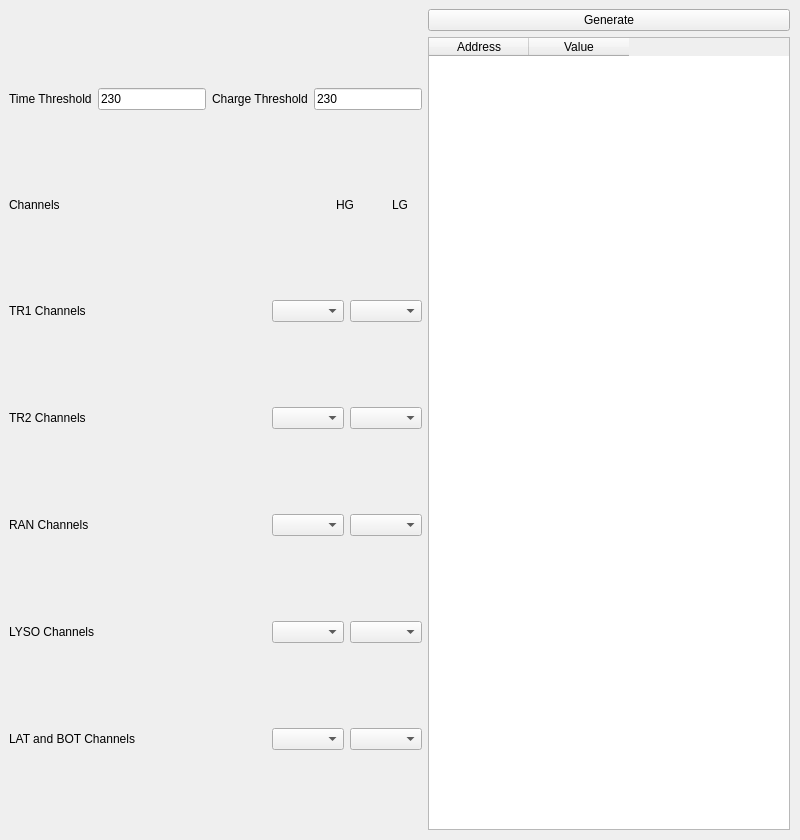
Above: main.ui from marcomese/CITConfHEPD02 before the change. Below: the same form after it.
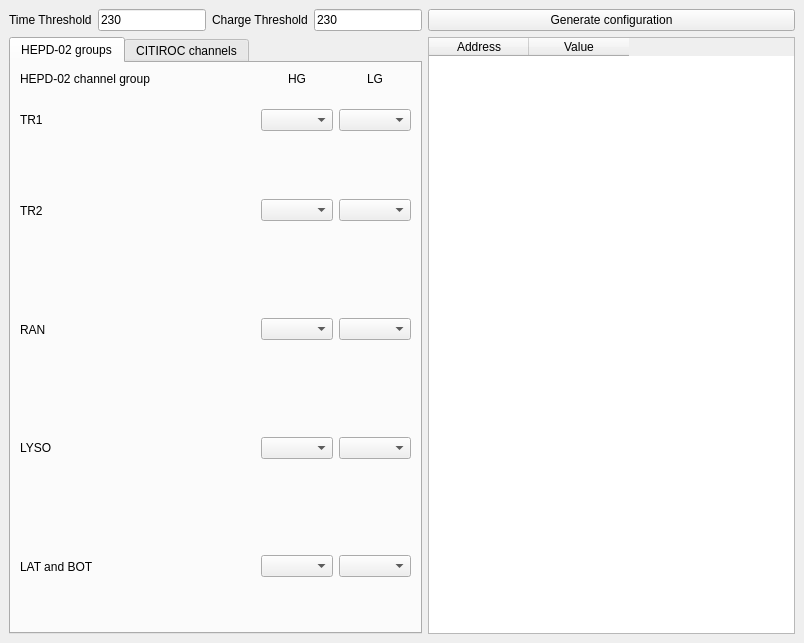
That is the form after the change.

```diff
--- a/main.ui
+++ b/main.ui
@@ -6,30 +6,33 @@
    <rect>
     <x>0</x>
     <y>0</y>
-    <width>800</width>
-    <height>840</height>
+    <width>804</width>
+    <height>643</height>
    </rect>
   </property>
   <property name="windowTitle">
    <string>CITIROC Configurator for HEPD-02</string>
   </property>
   <widget class="QWidget" name="centralwidget">
-   <widget class="QWidget" name="horizontalLayoutWidget">
-    <property name="geometry">
-     <rect>
-      <x>9</x>
-      <y>9</y>
-      <width>781</width>
-      <height>821</height>
-     </rect>
-    </property>
-    <layout class="QHBoxLayout" name="hLayMain">
+   <property name="minimumSize">
+    <size>
+     <width>0</width>
+     <height>0</height>
+    </size>
+   </property>
+   <layout class="QVBoxLayout" name="verticalLayout">
      <item>
-      <layout class="QVBoxLayout" name="vLayMain">
+     <layout class="QGridLayout" name="gLayMain">
+      <item row="0" column="0">
+       <layout class="QHBoxLayout" name="hLayThresholds" stretch="0,0,0,0">
        <item>
-        <layout class="QHBoxLayout" name="hLayThresholds">
-         <item>
-          <widget class="QLabel" name="lblThrTime">
+         <widget class="QLabel" name="lblTimeThresh">
+          <property name="sizePolicy">
+           <sizepolicy hsizetype="Minimum" vsizetype="Preferred">
+            <horstretch>0</horstretch>
+            <verstretch>0</verstretch>
+           </sizepolicy>
+          </property>
            <property name="text">
             <string>Time Threshold</string>
            </property>
@@ -37,13 +40,28 @@
          </item>
          <item>
           <widget class="QLineEdit" name="txtTimeThr">
+          <property name="sizePolicy">
+           <sizepolicy hsizetype="Expanding" vsizetype="Fixed">
+            <horstretch>0</horstretch>
+            <verstretch>0</verstretch>
+           </sizepolicy>
+          </property>
+          <property name="inputMask">
+           <string>9000</string>
+          </property>
            <property name="text">
             <string>230</string>
            </property>
           </widget>
          </item>
          <item>
-          <widget class="QLabel" name="lblCharge">
+         <widget class="QLabel" name="lblChargeThresh">
+          <property name="sizePolicy">
+           <sizepolicy hsizetype="Minimum" vsizetype="Preferred">
+            <horstretch>0</horstretch>
+            <verstretch>0</verstretch>
+           </sizepolicy>
+          </property>
            <property name="text">
             <string>Charge Threshold</string>
            </property>
@@ -51,6 +69,15 @@
          </item>
          <item>
           <widget class="QLineEdit" name="txtChargeThr">
+          <property name="sizePolicy">
+           <sizepolicy hsizetype="Expanding" vsizetype="Fixed">
+            <horstretch>0</horstretch>
+            <verstretch>0</verstretch>
+           </sizepolicy>
+          </property>
+          <property name="inputMask">
+           <string>9000</string>
+          </property>
            <property name="text">
             <string>230</string>
            </property>
@@ -58,70 +85,41 @@
          </item>
         </layout>
        </item>
-       <item>
-        <layout class="QHBoxLayout" name="hLayTexts">
-         <item>
-          <widget class="QLabel" name="lblChannels">
-           <property name="sizePolicy">
-            <sizepolicy hsizetype="Preferred" vsizetype="Fixed">
-             <horstretch>0</horstretch>
-             <verstretch>0</verstretch>
-            </sizepolicy>
-           </property>
+      <item row="1" column="1">
+       <widget class="QTableWidget" name="tblOutput">
+        <column>
+         <property name="text">
+          <string>Address</string>
+         </property>
+        </column>
+        <column>
            <property name="text">
-            <string>Channels</string>
-           </property>
-           <property name="textFormat">
-            <enum>Qt::AutoText</enum>
-           </property>
-          </widget>
-         </item>
-         <item>
-          <spacer name="horizontalSpacer_6">
-           <property name="orientation">
-            <enum>Qt::Horizontal</enum>
-           </property>
-           <property name="sizeType">
-            <enum>QSizePolicy::Fixed</enum>
-           </property>
-           <property name="sizeHint" stdset="0">
-            <size>
-             <width>270</width>
-             <height>5</height>
-            </size>
-           </property>
-          </spacer>
-         </item>
-         <item>
-          <widget class="QLabel" name="lblHG">
+          <string>Value</string>
+         </property>
+        </column>
+       </widget>
+      </item>
+      <item row="1" column="0">
+       <widget class="QTabWidget" name="tabGroupOrCh">
+        <property name="currentIndex">
+         <number>0</number>
+        </property>
+        <widget class="QWidget" name="tabGroup">
+         <attribute name="title">
+          <string>HEPD-02 groups</string>
+         </attribute>
+         <layout class="QGridLayout" name="gridLayout" rowstretch="10,10,20,20,20,20" columnstretch="60,10,10">
+          <item row="2" column="2">
+           <widget class="QComboBox" name="cmbTR2LG">
            <property name="sizePolicy">
             <sizepolicy hsizetype="Preferred" vsizetype="Fixed">
              <horstretch>0</horstretch>
              <verstretch>0</verstretch>
             </sizepolicy>
            </property>
-           <property name="text">
-            <string>HG</string>
-           </property>
-          </widget>
-         </item>
-         <item>
-          <spacer name="horizontalSpacer_7">
-           <property name="orientation">
-            <enum>Qt::Horizontal</enum>
-           </property>
-           <property name="sizeType">
-            <enum>QSizePolicy::Fixed</enum>
-           </property>
-           <property name="sizeHint" stdset="0">
-            <size>
-             <width>20</width>
-             <height>20</height>
-            </size>
-           </property>
-          </spacer>
-         </item>
-         <item>
+           </widget>
+          </item>
+          <item row="0" column="2">
           <widget class="QLabel" name="lblLG">
            <property name="sizePolicy">
             <sizepolicy hsizetype="Preferred" vsizetype="Fixed">
@@ -132,189 +130,246 @@
            <property name="text">
             <string>LG</string>
            </property>
-          </widget>
-         </item>
-        </layout>
-       </item>
-       <item>
-        <layout class="QHBoxLayout" name="hLayTR1">
-         <item>
-          <widget class="QLabel" name="lblTR1">
-           <property name="text">
-            <string>TR1 Channels</string>
+            <property name="alignment">
+             <set>Qt::AlignCenter</set>
            </property>
           </widget>
          </item>
-         <item>
-          <spacer name="horizontalSpacer">
-           <property name="orientation">
-            <enum>Qt::Horizontal</enum>
-           </property>
-           <property name="sizeHint" stdset="0">
-            <size>
-             <width>40</width>
-             <height>20</height>
-            </size>
-           </property>
-          </spacer>
-         </item>
-         <item>
-          <widget class="QComboBox" name="cmbBoxTR1HG"/>
-         </item>
-         <item>
-          <widget class="QComboBox" name="cmbBoxTR1LG"/>
-         </item>
-        </layout>
-       </item>
-       <item>
-        <layout class="QHBoxLayout" name="hLayTR2">
-         <item>
-          <widget class="QLabel" name="lblTR2">
-           <property name="text">
-            <string>TR2 Channels</string>
-           </property>
-          </widget>
-         </item>
-         <item>
-          <spacer name="horizontalSpacer_2">
-           <property name="orientation">
-            <enum>Qt::Horizontal</enum>
-           </property>
-           <property name="sizeHint" stdset="0">
-            <size>
-             <width>40</width>
-             <height>20</height>
-            </size>
-           </property>
-          </spacer>
-         </item>
-         <item>
-          <widget class="QComboBox" name="cmbBoxTR2HG"/>
-         </item>
-         <item>
-          <widget class="QComboBox" name="cmbBoxTR2LG"/>
-         </item>
-        </layout>
-       </item>
-       <item>
-        <layout class="QHBoxLayout" name="hLayRAN">
-         <item>
+          <item row="3" column="0">
           <widget class="QLabel" name="lblRAN">
+            <property name="sizePolicy">
+             <sizepolicy hsizetype="Preferred" vsizetype="Expanding">
+              <horstretch>0</horstretch>
+              <verstretch>0</verstretch>
+             </sizepolicy>
+            </property>
            <property name="text">
-            <string>RAN Channels</string>
+             <string>RAN</string>
            </property>
           </widget>
          </item>
-         <item>
-          <spacer name="horizontalSpacer_3">
-           <property name="orientation">
-            <enum>Qt::Horizontal</enum>
-           </property>
-           <property name="sizeHint" stdset="0">
-            <size>
-             <width>40</width>
-             <height>20</height>
-            </size>
-           </property>
-          </spacer>
-         </item>
-         <item>
-          <widget class="QComboBox" name="cmbBoxRANHG"/>
-         </item>
-         <item>
-          <widget class="QComboBox" name="cmbBoxRANLG"/>
-         </item>
-        </layout>
-       </item>
-       <item>
-        <layout class="QHBoxLayout" name="hLayLYSO">
-         <item>
+          <item row="1" column="1">
+           <widget class="QComboBox" name="cmbTR1HG">
+            <property name="sizePolicy">
+             <sizepolicy hsizetype="Preferred" vsizetype="Fixed">
+              <horstretch>0</horstretch>
+              <verstretch>0</verstretch>
+             </sizepolicy>
+            </property>
+           </widget>
+          </item>
+          <item row="2" column="0">
+           <widget class="QLabel" name="lblTR2">
+            <property name="sizePolicy">
+             <sizepolicy hsizetype="Preferred" vsizetype="Expanding">
+              <horstretch>0</horstretch>
+              <verstretch>0</verstretch>
+             </sizepolicy>
+            </property>
+            <property name="text">
+             <string>TR2</string>
+            </property>
+           </widget>
+          </item>
+          <item row="0" column="0">
+           <widget class="QLabel" name="lblGroups">
+            <property name="sizePolicy">
+             <sizepolicy hsizetype="Preferred" vsizetype="Fixed">
+              <horstretch>0</horstretch>
+              <verstretch>0</verstretch>
+             </sizepolicy>
+            </property>
+            <property name="text">
+             <string>HEPD-02 channel group</string>
+            </property>
+            <property name="alignment">
+             <set>Qt::AlignLeading|Qt::AlignLeft|Qt::AlignVCenter</set>
+            </property>
+           </widget>
+          </item>
+          <item row="1" column="2">
+           <widget class="QComboBox" name="cmbTR1LG">
+            <property name="sizePolicy">
+             <sizepolicy hsizetype="Preferred" vsizetype="Fixed">
+              <horstretch>0</horstretch>
+              <verstretch>0</verstretch>
+             </sizepolicy>
+            </property>
+           </widget>
+          </item>
+          <item row="3" column="1">
+           <widget class="QComboBox" name="cmbRANHG">
+            <property name="sizePolicy">
+             <sizepolicy hsizetype="Preferred" vsizetype="Fixed">
+              <horstretch>0</horstretch>
+              <verstretch>0</verstretch>
+             </sizepolicy>
+            </property>
+           </widget>
+          </item>
+          <item row="4" column="0">
           <widget class="QLabel" name="lblLYSO">
+            <property name="sizePolicy">
+             <sizepolicy hsizetype="Preferred" vsizetype="Expanding">
+              <horstretch>0</horstretch>
+              <verstretch>0</verstretch>
+             </sizepolicy>
+            </property>
            <property name="text">
-            <string>LYSO Channels</string>
+             <string>LYSO</string>
            </property>
           </widget>
          </item>
-         <item>
-          <spacer name="horizontalSpacer_4">
-           <property name="orientation">
-            <enum>Qt::Horizontal</enum>
-           </property>
-           <property name="sizeHint" stdset="0">
-            <size>
-             <width>40</width>
-             <height>20</height>
-            </size>
-           </property>
-          </spacer>
-         </item>
-         <item>
-          <widget class="QComboBox" name="cmbBoxLYSOHG"/>
-         </item>
-         <item>
-          <widget class="QComboBox" name="cmbBoxLYSOLG"/>
-         </item>
-        </layout>
-       </item>
-       <item>
-        <layout class="QHBoxLayout" name="hLayLATBOT">
-         <item>
+          <item row="2" column="1">
+           <widget class="QComboBox" name="cmbTR2HG">
+            <property name="sizePolicy">
+             <sizepolicy hsizetype="Preferred" vsizetype="Fixed">
+              <horstretch>0</horstretch>
+              <verstretch>0</verstretch>
+             </sizepolicy>
+            </property>
+           </widget>
+          </item>
+          <item row="3" column="2">
+           <widget class="QComboBox" name="cmbRANLG">
+            <property name="sizePolicy">
+             <sizepolicy hsizetype="Preferred" vsizetype="Fixed">
+              <horstretch>0</horstretch>
+              <verstretch>0</verstretch>
+             </sizepolicy>
+            </property>
+           </widget>
+          </item>
+          <item row="4" column="2">
+           <widget class="QComboBox" name="cmbLYSOLG">
+            <property name="sizePolicy">
+             <sizepolicy hsizetype="Preferred" vsizetype="Fixed">
+              <horstretch>0</horstretch>
+              <verstretch>0</verstretch>
+             </sizepolicy>
+            </property>
+           </widget>
+          </item>
+          <item row="1" column="0">
+           <widget class="QLabel" name="lblTR1">
+            <property name="sizePolicy">
+             <sizepolicy hsizetype="Preferred" vsizetype="Expanding">
+              <horstretch>0</horstretch>
+              <verstretch>0</verstretch>
+             </sizepolicy>
+            </property>
+            <property name="text">
+             <string>TR1</string>
+            </property>
+           </widget>
+          </item>
+          <item row="4" column="1">
+           <widget class="QComboBox" name="cmbLYSOHG">
+            <property name="sizePolicy">
+             <sizepolicy hsizetype="Preferred" vsizetype="Fixed">
+              <horstretch>0</horstretch>
+              <verstretch>0</verstretch>
+             </sizepolicy>
+            </property>
+           </widget>
+          </item>
+          <item row="0" column="1">
+           <widget class="QLabel" name="lblHG">
+            <property name="sizePolicy">
+             <sizepolicy hsizetype="Preferred" vsizetype="Fixed">
+              <horstretch>0</horstretch>
+              <verstretch>0</verstretch>
+             </sizepolicy>
+            </property>
+            <property name="text">
+             <string>HG</string>
+            </property>
+            <property name="alignment">
+             <set>Qt::AlignCenter</set>
+            </property>
+           </widget>
+          </item>
+          <item row="5" column="0">
           <widget class="QLabel" name="lblLATBOT">
+            <property name="sizePolicy">
+             <sizepolicy hsizetype="Preferred" vsizetype="Expanding">
+              <horstretch>0</horstretch>
+              <verstretch>0</verstretch>
+             </sizepolicy>
+            </property>
            <property name="text">
-            <string>LAT and BOT Channels</string>
+             <string>LAT and BOT</string>
            </property>
           </widget>
          </item>
-         <item>
-          <spacer name="horizontalSpacer_5">
-           <property name="orientation">
-            <enum>Qt::Horizontal</enum>
-           </property>
-           <property name="sizeHint" stdset="0">
-            <size>
-             <width>40</width>
-             <height>20</height>
-            </size>
-           </property>
-          </spacer>
-         </item>
+          <item row="5" column="1">
+           <widget class="QComboBox" name="cmbLATBOTHG">
+            <property name="sizePolicy">
+             <sizepolicy hsizetype="Preferred" vsizetype="Fixed">
+              <horstretch>0</horstretch>
+              <verstretch>0</verstretch>
+             </sizepolicy>
+            </property>
+           </widget>
+          </item>
+          <item row="5" column="2">
+           <widget class="QComboBox" name="cmbLATBOTLG">
+            <property name="sizePolicy">
+             <sizepolicy hsizetype="Preferred" vsizetype="Fixed">
+              <horstretch>0</horstretch>
+              <verstretch>0</verstretch>
+             </sizepolicy>
+            </property>
+           </widget>
+          </item>
+         </layout>
+        </widget>
+        <widget class="QWidget" name="tabChannels">
+         <attribute name="title">
+          <string>CITIROC channels</string>
+         </attribute>
+         <layout class="QHBoxLayout" name="horizontalLayout">
          <item>
-          <widget class="QComboBox" name="cmbBoxLATBOTHG"/>
-         </item>
-         <item>
-          <widget class="QComboBox" name="cmbBoxLATBOTLG"/>
-         </item>
-        </layout>
-       </item>
-      </layout>
-     </item>
-     <item>
-      <layout class="QVBoxLayout" name="vLayButtons">
-       <item>
+           <widget class="QScrollArea" name="scrollArea">
+            <property name="frameShape">
+             <enum>QFrame::NoFrame</enum>
+            </property>
+            <property name="frameShadow">
+             <enum>QFrame::Plain</enum>
+            </property>
+            <property name="verticalScrollBarPolicy">
+             <enum>Qt::ScrollBarAlwaysOn</enum>
+            </property>
+            <property name="widgetResizable">
+             <bool>true</bool>
+            </property>
+            <widget class="QWidget" name="scrlAreaCnt">
+             <property name="geometry">
+              <rect>
+               <x>0</x>
+               <y>0</y>
+               <width>402</width>
+               <height>550</height>
+              </rect>
+             </property>
+             <layout class="QVBoxLayout" name="vLayScroll"/>
+            </widget>
+           </widget>
+          </item>
+         </layout>
+        </widget>
+       </widget>
+      </item>
+      <item row="0" column="1">
         <widget class="QPushButton" name="btnGen">
          <property name="text">
-          <string>Generate</string>
+         <string>Generate configuration</string>
          </property>
         </widget>
        </item>
-       <item>
-        <widget class="QTableWidget" name="tblOutput">
-         <column>
-          <property name="text">
-           <string>Address</string>
-          </property>
-         </column>
-         <column>
-          <property name="text">
-           <string>Value</string>
-          </property>
-         </column>
-        </widget>
-       </item>
       </layout>
      </item>
     </layout>
-   </widget>
   </widget>
  </widget>
  <resources/>
```
Lines whose indentation alone changed are shown as unchanged.
